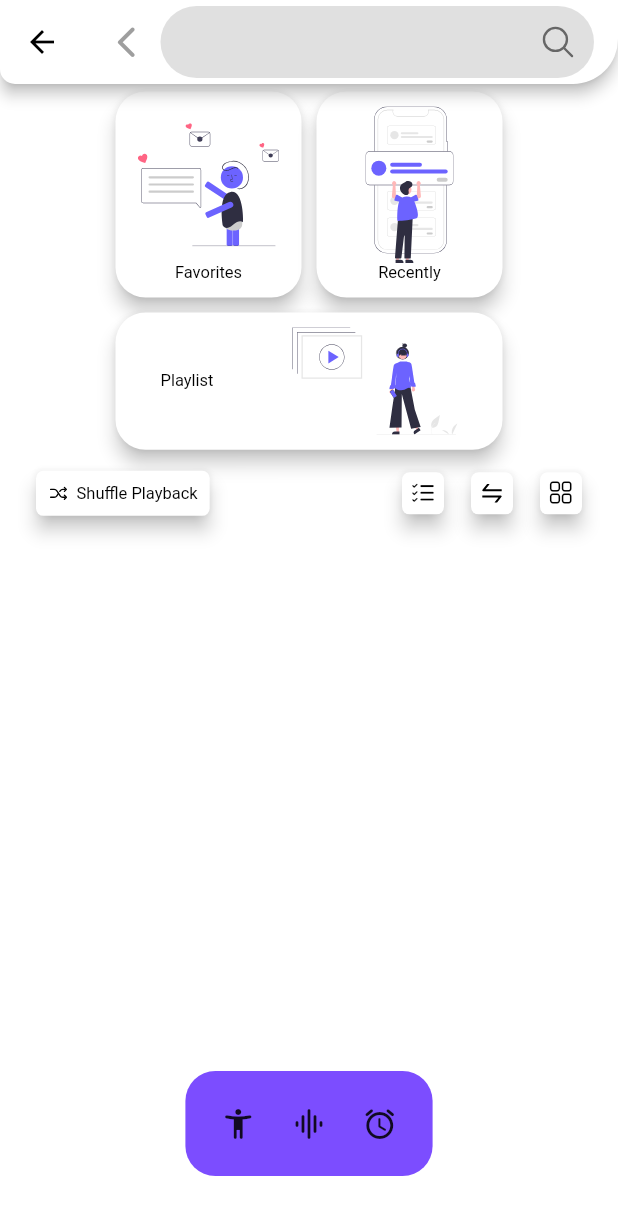
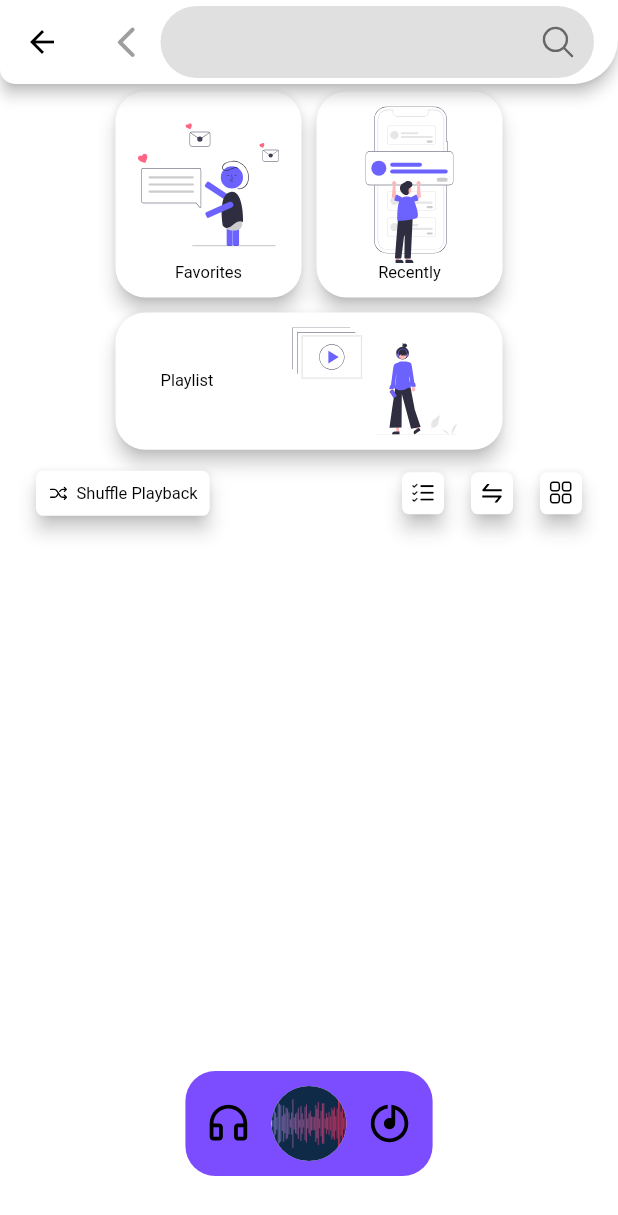
Before and after one commit to ImanGhasemiArani/IGMusic, a Flutter app: the ScreenHolder screen opened directly, after a tap on "Favorites", on a phone screen of 412 x 824 dp. Shown: the top 1215 px of the screen. Run offline on Flutter 3.47's test engine with Material 2 defaults, Android fonts, the phone set to English and light mode, and no system bars; drawn by our look-alikes of auto_size_text; our stand-ins replace animated_splash_screen, audio_video_progress_bar, eva_icons_flutter, flutter_font_icons, flutter_remix, flutter_svg and 6 more; missing offline and left inert: audio_session, just_audio_web, on_audio_query_web, shared_preferences_web; accounts and stored records are empty.

Commit message:
create bottom nav bar and create circular visualizer

```diff
--- a/lib/assets/clrs.dart
+++ b/lib/assets/clrs.dart
@@ -12,5 +12,7 @@ class Clrs {
   static const Color playlistWidgetTextColor = Colors.black;
   static const Color shuffleButtonWidgetTextColor = Colors.black;
 
+  static const Color bottonNavIconColor = Colors.black;
+
   static const Color tmp = Colors.black54;
 }
--- a/lib/assets/icos.dart
+++ b/lib/assets/icos.dart
@@ -1,12 +1,22 @@
 import 'package:eva_icons_flutter/eva_icons_flutter.dart';
 import 'package:flutter/material.dart';
 import 'package:flutter_font_icons/flutter_font_icons.dart';
+import 'package:flutter_remix/flutter_remix.dart';
 
 class Icos {
   Icos._();
 
   static const _kFontFam = 'MyIconsFont';
   static const String? _kFontPkg = null;
+
+
+  static const IconData sliders = Ionicons.md_options_outline;
+  static const IconData shuffle = Ionicons.md_shuffle_outline;
+  static const IconData search = Ionicons.md_search_outline;
+  static const IconData sort = AntDesign.swap;
+  static const IconData offllineTab = FlutterRemix.headphone_line;
+  static const IconData onlineTab = FlutterRemix.disc_line;
+
 
   static const IconData playlist = IconData(0xe800, fontFamily: _kFontFam, fontPackage: _kFontPkg);
   static const IconData online = IconData(0xe801, fontFamily: _kFontFam, fontPackage: _kFontPkg);
@@ -15,13 +25,9 @@ class Icos {
   static const IconData queue_list = IconData(0xe804, fontFamily: _kFontFam, fontPackage: _kFontPkg);
   static const IconData heart_outlined = IconData(0xe805, fontFamily: _kFontFam, fontPackage: _kFontPkg);
   static const IconData heart = IconData(0xe806, fontFamily: _kFontFam, fontPackage: _kFontPkg);
-  static const IconData sliders = Ionicons.md_options_outline;
-  static const IconData shuffle = Ionicons.md_shuffle_outline;
-  static const IconData search = Ionicons.md_search_outline;
   static const IconData check_list_1 = IconData(0xe810, fontFamily: _kFontFam, fontPackage: _kFontPkg);
   static const IconData check_list_2 = IconData(0xe811, fontFamily: _kFontFam, fontPackage: _kFontPkg);
   static const IconData heart_1 = IconData(0xe814, fontFamily: _kFontFam, fontPackage: _kFontPkg);
-  static const IconData sort = AntDesign.swap;
   static const IconData grid_menu = IconData(0xe81a, fontFamily: _kFontFam, fontPackage: _kFontPkg);
   static const IconData headphones_1 = IconData(0xe821, fontFamily: _kFontFam, fontPackage: _kFontPkg);
   static const IconData headphones_2 = IconData(0xe822, fontFamily: _kFontFam, fontPackage: _kFontPkg);
--- a/lib/controllers/audio_manager.dart
+++ b/lib/controllers/audio_manager.dart
@@ -6,6 +6,8 @@ import 'package:on_audio_query/on_audio_query.dart';
 
 import '../models/models.dart';
 
+typedef AudioChangeStatus = void Function(bool);
+
 class AudioManager {
   static final AudioManager _instance = AudioManager._internal();
 
@@ -13,10 +15,13 @@ class AudioManager {
   final audioPlayer = AudioPlayer();
 
   //Notifiers
+  late AudioChangeStatus audioChangeStatus;
   final audioStatusNotifier = ValueNotifier<AudioStatus>(AudioStatus.paused);
-  final progressNotifier = ValueNotifier<ProgressBarStatus>(ProgressBarStatus.zero());
+  final progressNotifier =
+      ValueNotifier<ProgressBarStatus>(ProgressBarStatus.zero());
 
-  final currentSongMetaDataNotifier = ValueNotifier<SongMetadata>(SongMetadata.defaultValue());
+  final currentSongMetaDataNotifier =
+      ValueNotifier<SongMetadata>(SongMetadata.defaultValue());
   final currentSongIDNotifier = ValueNotifier<int>(0);
   final currentSongTitleNotifier = ValueNotifier<String>("Unknown");
   final currentSongArtistNotifier = ValueNotifier<String>("Unknown");
@@ -122,8 +127,10 @@ class AudioManager {
         // buttonNotifier.value = ButtonState.loading;
       } else if (!isPlaying) {
         audioStatusNotifier.value = AudioStatus.paused;
+        audioChangeStatus(false);
       } else if (processingState != ProcessingState.completed) {
         audioStatusNotifier.value = AudioStatus.playing;
+        audioChangeStatus(true);
       } else {
         audioPlayer.seek(Duration.zero);
         pauseAudio();
@@ -194,7 +201,8 @@ class ProgressBarStatus {
   late final Duration buffered;
   late final Duration total;
 
-  ProgressBarStatus({required this.current, required this.buffered, required this.total});
+  ProgressBarStatus(
+      {required this.current, required this.buffered, required this.total});
 
   ProgressBarStatus.zero() {
     current = Duration.zero;
--- a/lib/screens/screen_holder.dart
+++ b/lib/screens/screen_holder.dart
@@ -13,7 +13,8 @@ class ScreenHolder extends StatelessWidget {
   Widget build(BuildContext context) {
     return Scaffold(
       backgroundColor: Colors.white,
-      body: ValueListenableBuilder<int>(
+      body: Stack(children: [
+        ValueListenableBuilder<int>(
           valueListenable: currentTabNotifier,
           builder: (_, value1, __) {
             if (value1 == 0) {
@@ -23,8 +24,9 @@ class ScreenHolder extends StatelessWidget {
             }
           },
         ),
-      extendBody: true,
-      bottomNavigationBar: const BottomNavBar(),
+        const BottomNavBar()
+      ]),
+      //   extendBody: true,
     );
   }
 }
--- a/lib/widgets/bottom_bar/bottom_nav_bar.dart
+++ b/lib/widgets/bottom_bar/bottom_nav_bar.dart
@@ -1,6 +1,13 @@
+import 'dart:typed_data';
 import 'dart:ui';
 
 import 'package:flutter/material.dart';
+import 'package:ig_music/assets/icos.dart';
+import 'package:ig_music/widgets/visualizer/circular_visualizer.dart';
+
+import '../../assets/clrs.dart';
+import '../../assets/imgs.dart';
+import '../../controllers/audio_manager.dart';
 
 class BottomNavBar extends StatefulWidget {
   const BottomNavBar({Key? key}) : super(key: key);
@@ -9,16 +16,20 @@ class BottomNavBar extends StatefulWidget {
   State<BottomNavBar> createState() => _BottomNavBarState();
 }
 
-class _BottomNavBarState extends State<BottomNavBar> with SingleTickerProviderStateMixin {
+class _BottomNavBarState extends State<BottomNavBar>
+    with SingleTickerProviderStateMixin {
   late AnimationController _controller;
   bool _isExpanded = false;
-  final double _maxHeight = 350;
-  final double _minHeight = 70;
+  late final double _maxHeight;
+  late final double _minHeight;
   late double _currentHeight;
 
   @override
   void initState() {
-    _controller = AnimationController(vsync: this, duration: const Duration(milliseconds: 600));
+    _maxHeight = 350;
+    _minHeight = 70;
+    _controller = AnimationController(
+        vsync: this, duration: const Duration(milliseconds: 600));
     _currentHeight = _minHeight;
     super.initState();
   }
@@ -26,6 +37,8 @@ class _BottomNavBarState extends State<BottomNavBar> with SingleTickerProviderSt
   @override
   Widget build(BuildContext context) {
     var size = MediaQuery.of(context).size;
+    final maxWidth = size.width * 0.9;
+    final minWidth = size.width * 0.4;
     return GestureDetector(
       onVerticalDragUpdate: _isExpanded
           ? (details) {
@@ -51,26 +64,29 @@ class _BottomNavBarState extends State<BottomNavBar> with SingleTickerProviderSt
       child: AnimatedBuilder(
           animation: _controller,
           builder: (context, snapshot) {
-            final value = const ElasticInOutCurve(0.7).transform(_controller.value);
+            final value =
+                const ElasticInOutCurve(0.7).transform(_controller.value);
             return Stack(
               children: [
                 Positioned(
                   height: lerpDouble(_minHeight, _currentHeight, value),
-                  left: lerpDouble(size.width / 2 - size.width * 0.4 / 2, 0, value),
-                  width: lerpDouble(size.width * 0.4, size.width, value),
-                  bottom: lerpDouble(40, 0, value),
+                  left: lerpDouble(size.width / 2 - minWidth / 2,
+                      size.width / 2 - maxWidth / 2, value),
+                  width: lerpDouble(minWidth, maxWidth, value),
+                  bottom: lerpDouble(40, size.width / 2 - maxWidth / 2, value),
                   child: Container(
-                      decoration: BoxDecoration(
+                      decoration: const BoxDecoration(
                         borderRadius: BorderRadius.vertical(
-                            top: const Radius.circular(20),
-                            bottom: Radius.circular(lerpDouble(20, 0, value)!)),
+                            top: Radius.circular(20),
+                            bottom: Radius.circular(20)),
                         color: Colors.deepPurpleAccent,
                       ),
                       child: _isExpanded
-                          ? Opacity(opacity: _controller.value, child: _buildExpandedContent())
+                          ? Opacity(
+                              opacity: _controller.value,
+                              child: _buildExpandedContent())
                           : _buildMenuContent()),
                 ),
-                // Positioned(child: child),
               ],
             );
           }),
@@ -124,18 +140,47 @@ class _BottomNavBarState extends State<BottomNavBar> with SingleTickerProviderSt
     return Row(
       mainAxisAlignment: MainAxisAlignment.spaceEvenly,
       children: [
-        const Icon(Icons.accessibility_new_rounded),
+        const Icon(Icos.offllineTab, color: Clrs.bottonNavIconColor, size: 30),
         GestureDetector(
-            onTap: () {
+          onLongPress: () {
             setState(() {
               _isExpanded = true;
               _currentHeight = _maxHeight;
               _controller.forward(from: 0);
             });
           },
-            child: const Icon(Icons.multitrack_audio_rounded)),
-        const Icon(Icons.access_alarms_rounded),
+          child: CircularVisualizer(
+            onPressed: () {},
+            child: ClipRRect(
+                borderRadius: BorderRadius.circular(50),
+                child: ValueListenableBuilder<Uint8List?>(
+                  valueListenable: AudioManager().currentSongArtworkNotifier,
+                  builder: (_, value, __) {
+                    return getArtwork(value);
+                  },
+                )),
+          ),
+        ),
+        const Icon(Icos.onlineTab, color: Clrs.bottonNavIconColor, size: 30),
       ],
     );
   }
+
+  Image getArtwork(Uint8List? tmp) {
+    var width = 50.0;
+    var height = 50.0;
+    return tmp == null || tmp.isEmpty
+        ? Image.asset(
+            Imgs.img_default_music_cover,
+            width: width,
+            height: height,
+            fit: BoxFit.cover,
+          )
+        : Image.memory(
+            tmp,
+            width: width,
+            height: height,
+            fit: BoxFit.cover,
+          );
   }
+}
--- /dev/null
+++ b/lib/widgets/visualizer/circular_visualizer.dart
@@ -0,0 +1,145 @@
+import 'dart:math';
+
+import 'package:flutter/material.dart';
+
+import '../../controllers/audio_manager.dart';
+
+class CircularVisualizer extends StatefulWidget {
+  const CircularVisualizer(
+      {Key? key,
+      this.initialIsPlaying = false,
+      required this.child,
+      required this.onPressed})
+      : super(key: key);
+
+  final Widget child;
+  final VoidCallback onPressed;
+  final bool initialIsPlaying;
+
+  @override
+  State<CircularVisualizer> createState() => _CircularVisualizerState();
+}
+
+class _CircularVisualizerState extends State<CircularVisualizer>
+    with TickerProviderStateMixin {
+  late bool isPlaying;
+
+  late AnimationController _rotationController;
+  late AnimationController _scaleController;
+
+  double _rotation = 0;
+  double _scale = 0.85;
+
+  bool get _showWaves => !_scaleController.isDismissed;
+
+  @override
+  void initState() {
+    isPlaying = widget.initialIsPlaying;
+    _rotationController =
+        AnimationController(vsync: this, duration: const Duration(seconds: 5))
+          ..addListener(() => setState(() {
+                _rotation = _rotationController.value * 2 * pi;
+              }))
+          ..repeat();
+    _scaleController = AnimationController(
+        vsync: this, duration: const Duration(milliseconds: 300))
+      ..addListener(() => setState(() {
+            _scale = (_scaleController.value * 0.2) + 0.85;
+          }));
+    AudioManager().audioChangeStatus = _updateIsPlaying;
+    super.initState();
+  }
+
+  @override
+  void dispose() {
+    _rotationController.dispose();
+    _scaleController.dispose();
+    super.dispose();
+  }
+
+  @override
+  Widget build(BuildContext context) {
+    return SizedBox(
+      height: 50,
+      width: 50,
+      child: ConstrainedBox(
+        constraints: const BoxConstraints(minWidth: 48, minHeight: 48),
+        child: Stack(
+          children: [
+            if (_showWaves) ...[
+              Blob(
+                  color: const Color(0xff0092ff),
+                  scale: _scale,
+                  rotation: _rotation),
+              Blob(
+                  color: const Color(0xff4ac7b7),
+                  scale: _scale,
+                  rotation: _rotation * 2 - 30),
+              Blob(
+                  color: const Color(0xffa4a6f6),
+                  scale: _scale,
+                  rotation: _rotation * 3 - 45),
+            ],
+            Container(
+                constraints: const BoxConstraints.expand(),
+                decoration: const BoxDecoration(
+                    color: Colors.white, shape: BoxShape.circle),
+                child: AnimatedSwitcher(
+                  duration: const Duration(milliseconds: 300),
+                  child: SizedBox.expand(
+                    key: ValueKey<AudioStatus>(
+                        AudioManager().audioStatusNotifier.value),
+                    child: widget.child,
+                  ),
+                )),
+          ],
+        ),
+      ),
+    );
+  }
+
+  void _updateIsPlaying(bool isP) {
+    if (!isP) {
+      if (_scaleController.isCompleted) {
+        _scaleController.reverse();
+      }
+    } else {
+      _scaleController.forward();
+    }
+    // setState(() => isPlaying = !isPlaying);
+
+    widget.onPressed();
+  }
+}
+
+class Blob extends StatelessWidget {
+  const Blob({
+    Key? key,
+    this.rotation = 0,
+    this.scale = 1,
+    required this.color,
+  }) : super(key: key);
+
+  final double rotation;
+  final double scale;
+  final Color color;
+
+  @override
+  Widget build(BuildContext context) {
+    return Transform.scale(
+      scale: scale,
+      child: Transform.rotate(
+        angle: rotation,
+        child: Container(
+          decoration: BoxDecoration(
+              color: color,
+              borderRadius: const BorderRadius.only(
+                  topLeft: Radius.circular(150),
+                  topRight: Radius.circular(240),
+                  bottomLeft: Radius.circular(220),
+                  bottomRight: Radius.circular(180))),
+        ),
+      ),
+    );
+  }
+}
```
Also changed, not shown: lib/controllers/btn_controllers.dart (+33 -0 lines), lib/screens/offline/home_screen.dart (+9 -4 lines), lib/widgets/button/song_item_btn.dart (added, +21 -0 lines), lib/widgets/card/card_item_song.dart (+26 -9 lines), pubspec.yaml (+79 -90 lines), lib/widgets/visualizer/visualizer_music.dart (renamed from lib/widgets/visualizer_music.dart), 1 other file. Lines whose indentation alone changed are shown as unchanged.
